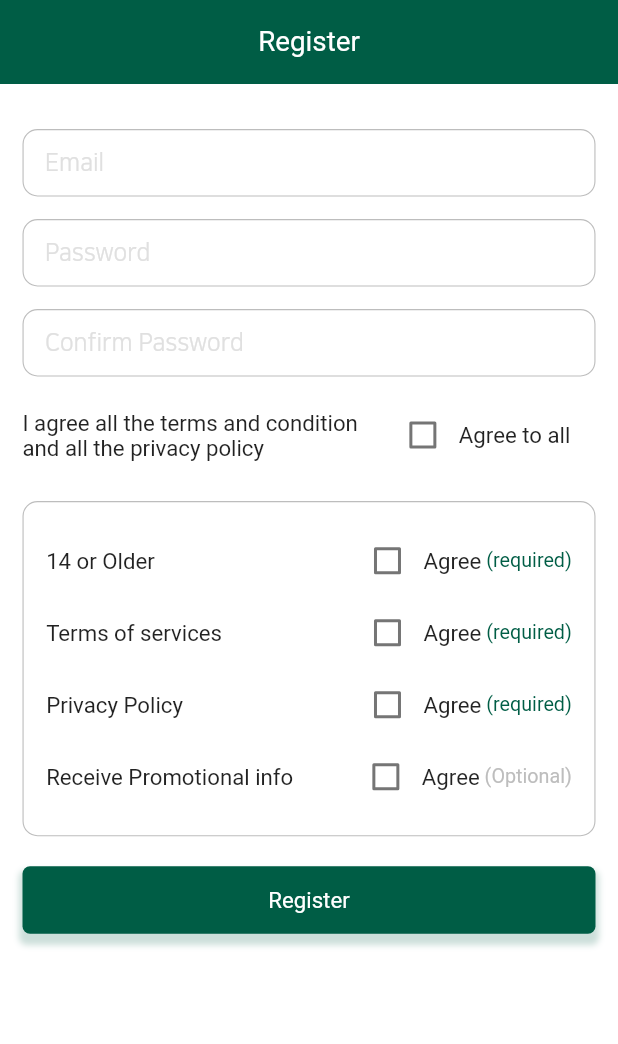
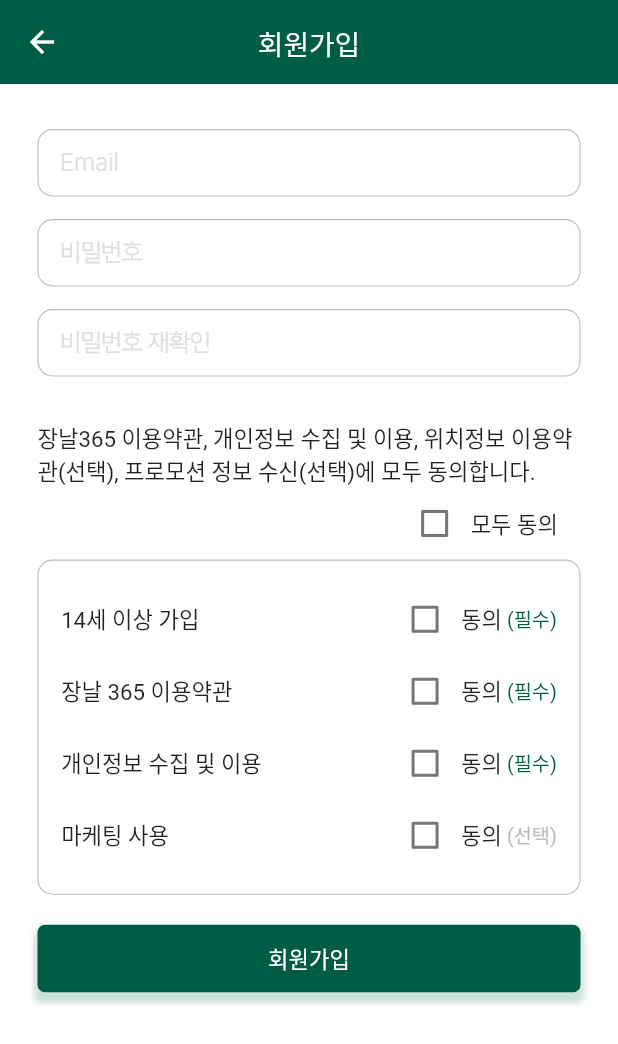
Before and after one commit to DavidLee1216/market365-buyer, a Flutter app: the screen it shows after launch, after a tap on "이메일로 가입하기", on a phone screen of 412 x 824 dp. Shown: the top 1044 px of the screen. Run offline on Flutter 3.47's test engine with Material 2 defaults, Android fonts, the phone set to English and light mode, and no system bars; our stand-ins replace cached_network_image, cloud_firestore, firebase_auth, firebase_core, firebase_messaging, firebase_storage and 4 more; accounts and stored records are empty.

Commit message:
회원가입
회원가입 UI

```diff
--- a/lib/screens/auth/login.dart
+++ b/lib/screens/auth/login.dart
@@ -106,7 +106,7 @@ class Login extends StatelessWidget {
                 Expanded(
                   child: FlatButton(
                     materialTapTargetSize: MaterialTapTargetSize.shrinkWrap,
-                    onPressed: () => closeOpen(context, Register()),
+                    onPressed: () => open(context, Register()),
                     child: Text(
                       '이메일로 가입하기',
                       textScaleFactor: 0.85,
--- a/lib/screens/auth/register.dart
+++ b/lib/screens/auth/register.dart
@@ -26,49 +26,72 @@ class _RegisterState extends State<Register> {
   Widget build(BuildContext context) {
     node = FocusScope.of(context);
     return Scaffold(
-      appBar: AppBar(title: Text('Register')),
+      appBar: AppBar(title: Text('회원가입')),
       body: Form(
         key: formKey,
         child: SingleChildScrollView(
-          padding: const EdgeInsets.all(15),
+          padding: const EdgeInsets.fromLTRB(25, 15, 25, 15),
           child: Column(
             children: [
               SizedBox(height: 15),
-              CustomTextField(hint: 'Email', controller: emailTEC, node: node, isPassword: false, isEmail: true),
+              CustomTextField(
+                  hint: 'Email',
+                  controller: emailTEC,
+                  node: node,
+                  isPassword: false,
+                  isEmail: true),
               SizedBox(height: 15),
-              CustomTextField(hint: 'Password', controller: passwordTEC, node: node, isPassword: true, isEmail: false),
+              CustomTextField(
+                  hint: '비밀번호',
+                  controller: passwordTEC,
+                  node: node,
+                  isPassword: true,
+                  isEmail: false),
               SizedBox(height: 15),
-              CustomTextField(hint: 'Confirm Password', controller: confirmTEC, node: node, isPassword: true, isEmail: false),
-              SizedBox(height: 15),
-              Row(
+              CustomTextField(
+                  hint: '비밀번호 재확인',
+                  controller: confirmTEC,
+                  node: node,
+                  isPassword: true,
+                  isEmail: false),
+              SizedBox(height: 30),
+              Text(
+                  '장날365 이용약관, 개인정보 수집 및 이용, 위치정보 이용약관(선택), 프로모션 정보 수신(선택)에 모두 동의합니다.',
+                  textScaleFactor: 0.9),
+              Container(
+                padding: const EdgeInsets.only(right: 15),
+                child: Row(
+                  mainAxisAlignment: MainAxisAlignment.end,
                   children: [
-                  Expanded(
-                    flex: 8,
-                    child: Text('I agree all the terms and condition and all the privacy policy', textScaleFactor: 0.9),
-                  ),
                     Checkbox(
                         value: checkAll,
                         activeColor: Colors.green,
                         onChanged: (bool newValue) {
                           setState(() {
                             if (newValue)
-                            checkAll = checkAge = checkPromo = checkPrivacy = checkTerms = true;
+                              checkAll = checkAge =
+                                  checkPromo = checkPrivacy = checkTerms = true;
                             else
-                            checkAll = checkAge = checkPromo = checkPrivacy = checkTerms = false;
+                              checkAll = checkAge = checkPromo =
+                                  checkPrivacy = checkTerms = false;
                           });
                         }),
-                  Expanded(flex: 3, child: Text('Agree to all', textScaleFactor: 0.9)),
+                    Text('모두 동의', textScaleFactor: 0.9),
                   ],
+                ),
               ),
               Container(
                 width: double.infinity,
-                decoration: BoxDecoration(borderRadius: BorderRadius.all(Radius.circular(10)), border: Border.all(width: 0.75, color: Colors.grey.shade400)),
+                decoration: BoxDecoration(
+                    borderRadius: BorderRadius.all(Radius.circular(10)),
+                    border:
+                        Border.all(width: 0.75, color: Colors.grey.shade400)),
                 padding: EdgeInsets.all(15),
-                margin: EdgeInsets.only(top: 20, bottom: 20),
+                margin: EdgeInsets.only(bottom: 20),
                 child: Column(
                   children: [
                     Row(children: [
-                      Expanded(child: Text('14 or Older', textScaleFactor: 0.9)),
+                      Expanded(child: Text('14세 이상 가입', textScaleFactor: 0.9)),
                       Checkbox(
                           value: checkAge,
                           activeColor: Colors.green,
@@ -77,12 +100,15 @@ class _RegisterState extends State<Register> {
                               checkAge = newValue;
                             });
                           }),
-                      Text('Agree', textScaleFactor: 0.9),
-                      Text(' (required)', textScaleFactor: 0.8, style: TextStyle(color: AppSettings.primaryColor)),
+                      Text('동의', textScaleFactor: 0.9),
+                      Text(' (필수)',
+                          textScaleFactor: 0.8,
+                          style: TextStyle(color: AppSettings.primaryColor)),
                     ]),
                     Row(
                       children: [
-                        Expanded(child: Text('Terms of services', textScaleFactor: 0.9)),
+                        Expanded(
+                            child: Text('장날 365 이용약관', textScaleFactor: 0.9)),
                         Checkbox(
                             value: checkTerms,
                             activeColor: Colors.green,
@@ -91,13 +117,16 @@ class _RegisterState extends State<Register> {
                                 checkTerms = newValue;
                               });
                             }),
-                        Text('Agree', textScaleFactor: 0.9),
-                        Text(' (required)', textScaleFactor: 0.8, style: TextStyle(color: AppSettings.primaryColor)),
+                        Text('동의', textScaleFactor: 0.9),
+                        Text(' (필수)',
+                            textScaleFactor: 0.8,
+                            style: TextStyle(color: AppSettings.primaryColor)),
                       ],
                     ),
                     Row(
                       children: [
-                        Expanded(child: Text('Privacy Policy', textScaleFactor: 0.9)),
+                        Expanded(
+                            child: Text('개인정보 수집 및 이용', textScaleFactor: 0.9)),
                         Checkbox(
                             value: checkPrivacy,
                             activeColor: Colors.green,
@@ -106,13 +135,15 @@ class _RegisterState extends State<Register> {
                                 checkPrivacy = newValue;
                               });
                             }),
-                        Text('Agree', textScaleFactor: 0.9),
-                        Text(' (required)', textScaleFactor: 0.8, style: TextStyle(color: AppSettings.primaryColor)),
+                        Text('동의', textScaleFactor: 0.9),
+                        Text(' (필수)',
+                            textScaleFactor: 0.8,
+                            style: TextStyle(color: AppSettings.primaryColor)),
                       ],
                     ),
                     Row(
                       children: [
-                        Expanded(child: Text('Receive Promotional info', textScaleFactor: 0.9)),
+                        Expanded(child: Text('마케팅 사용', textScaleFactor: 0.9)),
                         Checkbox(
                             value: checkPromo,
                             activeColor: Colors.green,
@@ -121,8 +152,10 @@ class _RegisterState extends State<Register> {
                                 checkPromo = newValue;
                               });
                             }),
-                        Text('Agree', textScaleFactor: 0.9),
-                        Text(' (Optional)', textScaleFactor: 0.8, style: TextStyle(color: Colors.grey.shade400)),
+                        Text('동의', textScaleFactor: 0.9),
+                        Text(' (선택)',
+                            textScaleFactor: 0.8,
+                            style: TextStyle(color: Colors.grey.shade400)),
                       ],
                     ),
                   ],
@@ -131,12 +164,17 @@ class _RegisterState extends State<Register> {
               Container(
                 width: double.infinity,
                 child: CustomButton(
-                    text: 'Register',
+                    text: '회원가입',
                     function: () async {
                       if (!formKey.currentState.validate()) return;
                       if (passwordTEC.text == confirmTEC.text) {
-                        if (checkAll || (checkAge && checkTerms && checkPrivacy)) {
-                          signUp(name: emailTEC.text, email: emailTEC.text, password: passwordTEC.text, context: context);
+                        if (checkAll ||
+                            (checkAge && checkTerms && checkPrivacy)) {
+                          signUp(
+                              name: emailTEC.text,
+                              email: emailTEC.text,
+                              password: passwordTEC.text,
+                              context: context);
                         } else
                           alert('Please accept required conditions to proceed');
                       } else
--- a/lib/services/validation_service.dart
+++ b/lib/services/validation_service.dart
@@ -1,12 +1,16 @@
 validateEmail(String email) {
   if (email.isEmpty) {
-    return "Email cannot be empty";
+    return "아이디를 입력해 주세요";
   }
-  return RegExp(r"^[a-zA-Z0-9.a-zA-Z0-9.!#$%&'*+-/=?^_`{|}~]+@[a-zA-Z0-9]+\.[a-zA-Z]+").hasMatch(email) ? null : 'Invalid Email';
+  return RegExp(
+              r"^[a-zA-Z0-9.a-zA-Z0-9.!#$%&'*+-/=?^_`{|}~]+@[a-zA-Z0-9]+\.[a-zA-Z]+")
+          .hasMatch(email)
+      ? null
+      : 'Invalid Email';
 }
 
 validateText(String text) {
   if (text.isEmpty) {
-    return "Cannot be empty";
+    return "비밀번호를 입력해 주세요";
   }
 }
```
Lines whose indentation alone changed are shown as unchanged.
